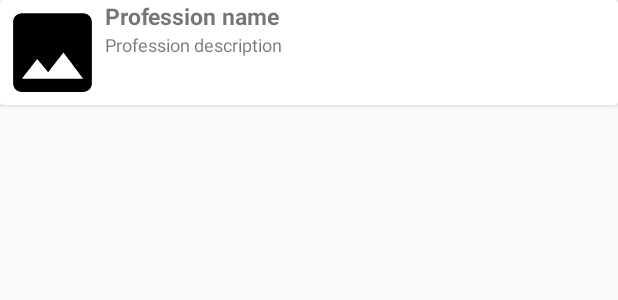
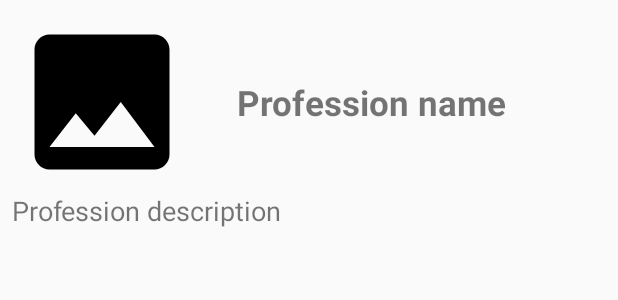
Before and after one commit to AmandineWts/android_project, an Android app: the layout profession_detail_activity.xml on its own in the app's theme, with its tools: preview values and no code run, on a phone screen of 412 x 824 dp. Shown: the top 300 px of the screen. Run offline under Robolectric (Android 15) with nearby library versions, the phone set to English and light mode, and no system bars.

Commit message:
Amélioration design détail d'un métier

```diff
--- a/app/src/main/res/layout/profession_detail_activity.xml
+++ b/app/src/main/res/layout/profession_detail_activity.xml
@@ -1,44 +1,41 @@
 <?xml version="1.0" encoding="utf-8"?>
-<androidx.cardview.widget.CardView xmlns:android="http://schemas.android.com/apk/res/android"
+<androidx.constraintlayout.widget.ConstraintLayout xmlns:android="http://schemas.android.com/apk/res/android"
     xmlns:app="http://schemas.android.com/apk/res-auto"
     xmlns:tools="http://schemas.android.com/tools"
     android:id="@+id/detail_card_view"
     android:layout_width="match_parent"
     android:layout_height="wrap_content"
- >
-    <androidx.constraintlayout.widget.ConstraintLayout
-        android:layout_width="match_parent"
-        android:layout_height="match_parent">
-
+    android:layout_margin="8dp"
+    >
     <ImageView
         android:id="@+id/profession_detail_logo_imageview"
-        android:layout_width="70dp"
-        android:layout_height="70dp"
-        app:layout_constraintLeft_toLeftOf="parent"
+        android:layout_width="120dp"
+        android:layout_height="120dp"
+        app:layout_constraintRight_toLeftOf="@id/profession_detail_name_textview"
+        app:layout_constraintBottom_toTopOf="@id/profession_detail_description_textview"
         app:layout_constraintTop_toTopOf="parent"
-        app:layout_constraintBottom_toBottomOf="parent"
         tools:src="@drawable/ic_image_black_24dp"/>
 
     <TextView
         android:id="@+id/profession_detail_name_textview"
         android:layout_width="0dp"
         android:layout_height="wrap_content"
-        android:textSize="15sp"
+        android:layout_marginLeft="30dp"
+        android:textSize="23sp"
         android:textStyle="bold"
         app:layout_constraintBottom_toTopOf="@id/profession_detail_description_textview"
         app:layout_constraintLeft_toRightOf="@id/profession_detail_logo_imageview"
         app:layout_constraintTop_toTopOf="parent"
-        app:layout_constraintVertical_chainStyle="packed"
         tools:text="Profession name" />
 
     <TextView
         android:id="@+id/profession_detail_description_textview"
         android:layout_width="0dp"
         android:layout_height="wrap_content"
-        android:textSize="12sp"
-        app:layout_constraintLeft_toLeftOf="@id/profession_detail_name_textview"
-        app:layout_constraintTop_toBottomOf="@id/profession_detail_name_textview"
+        android:textSize="18sp"
+        app:layout_constraintLeft_toLeftOf="parent"
+        app:layout_constraintTop_toBottomOf="@id/profession_detail_logo_imageview"
         app:layout_constraintVertical_chainStyle="packed"
         tools:text="Profession description"/>
-    </androidx.constraintlayout.widget.ConstraintLayout>
-</androidx.cardview.widget.CardView>
+
+</androidx.constraintlayout.widget.ConstraintLayout>
```
